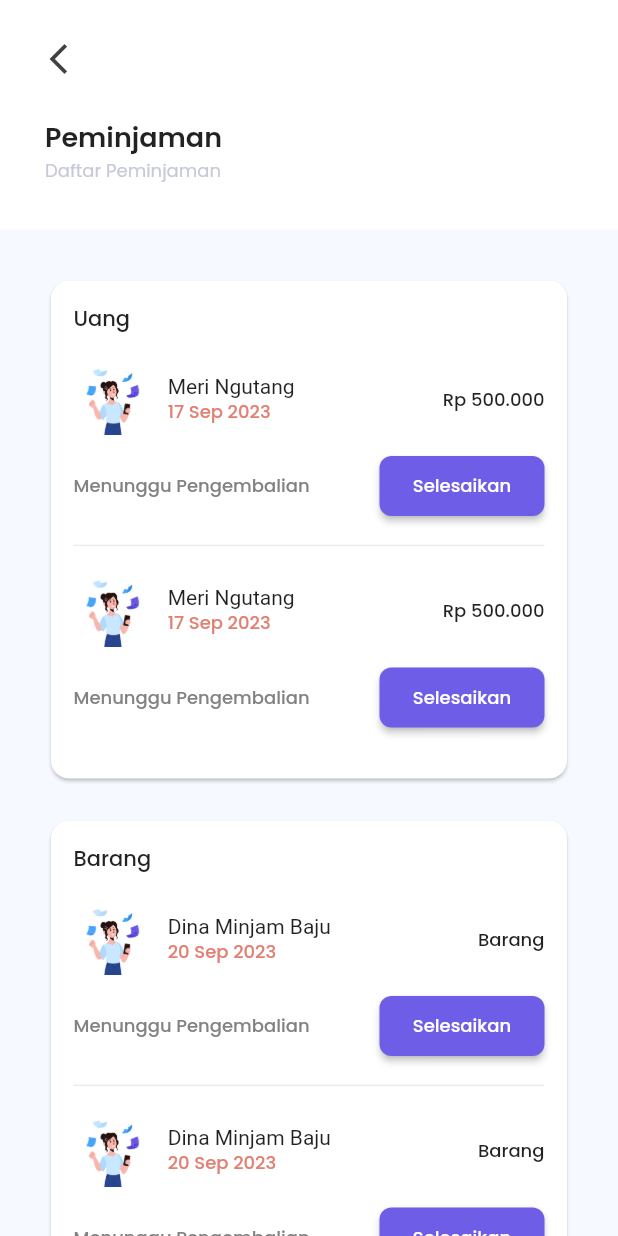
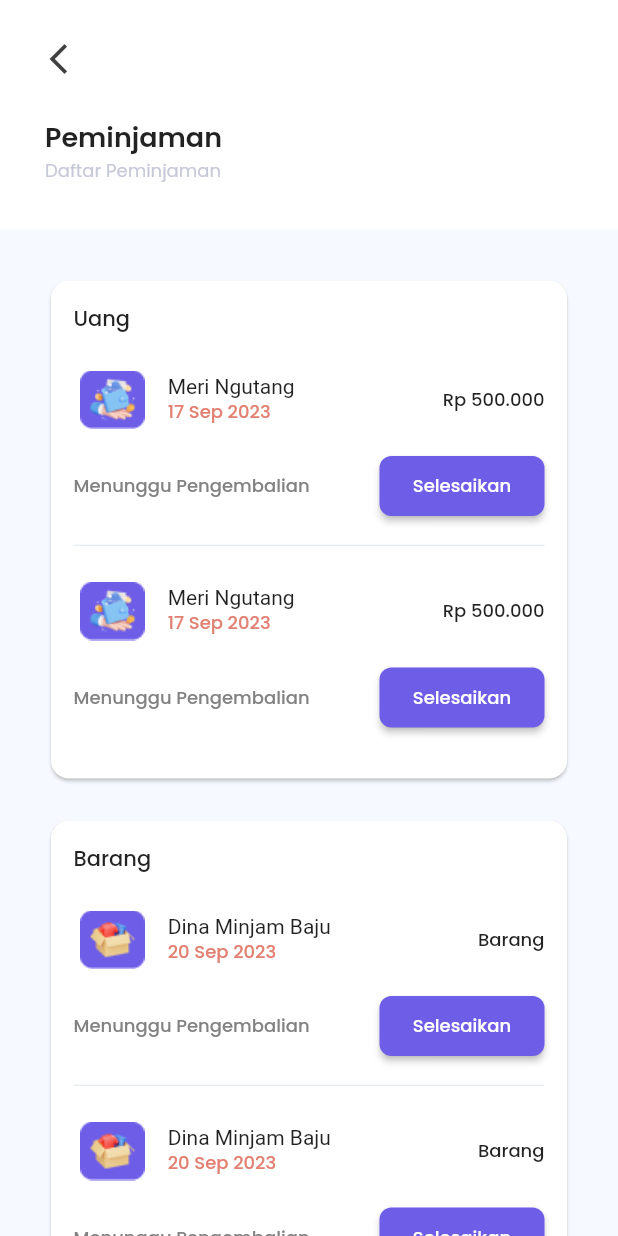
Before and after one commit to rpzfuu/LendLab, a Flutter app: the HomeListPage screen opened by its route, on a phone screen of 412 x 824 dp. Run offline on Flutter 3.47's test engine with Material 2 defaults, Android fonts, the phone set to English and light mode, and no system bars.

Commit message:
menambahkan gambar

```diff
--- a/lib/app/screens/app_home_list_screen.dart
+++ b/lib/app/screens/app_home_list_screen.dart
@@ -62,7 +62,7 @@ class _HomeListPageState extends State<HomeListPage> {
                                                 width: 52,
                                                 child: Image(
                                                   image: AssetImage(
-                                                      'lib/assets/images/login_auth_screen.png'),
+                                                      'lib/assets/images/uang.png'),
                                                 ),
                                               ),
                                             ],
@@ -147,7 +147,7 @@ class _HomeListPageState extends State<HomeListPage> {
                                                 width: 52,
                                                 child: Image(
                                                   image: AssetImage(
-                                                      'lib/assets/images/login_auth_screen.png'),
+                                                      'lib/assets/images/uang.png'),
                                                 ),
                                               ),
                                             ],
@@ -247,7 +247,7 @@ class _HomeListPageState extends State<HomeListPage> {
                                                 width: 52,
                                                 child: Image(
                                                   image: AssetImage(
-                                                      'lib/assets/images/login_auth_screen.png'),
+                                                      'lib/assets/images/barang.png'),
                                                 ),
                                               ),
                                             ],
@@ -332,7 +332,7 @@ class _HomeListPageState extends State<HomeListPage> {
                                                 width: 52,
                                                 child: Image(
                                                   image: AssetImage(
-                                                      'lib/assets/images/login_auth_screen.png'),
+                                                      'lib/assets/images/barang.png'),
                                                 ),
                                               ),
                                             ],
@@ -417,7 +417,7 @@ class _HomeListPageState extends State<HomeListPage> {
                                                 width: 52,
                                                 child: Image(
                                                   image: AssetImage(
-                                                      'lib/assets/images/login_auth_screen.png'),
+                                                      'lib/assets/images/barang.png'),
                                                 ),
                                               ),
                                             ],
```
